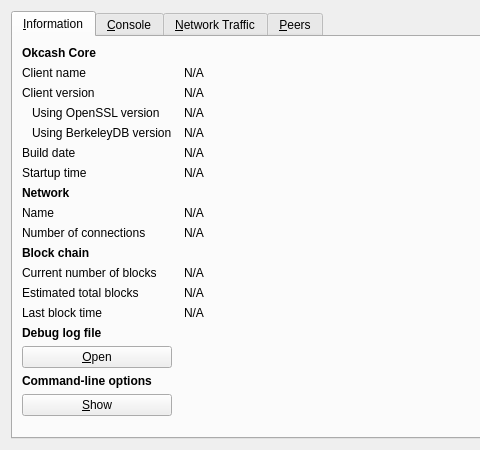
okcashpro/okcash, file src/qt/forms/rpcconsole.ui: the form before one commit; both pictures show x 0 to 480 and y 0 to 450 of the 740 by 450 pixel window.
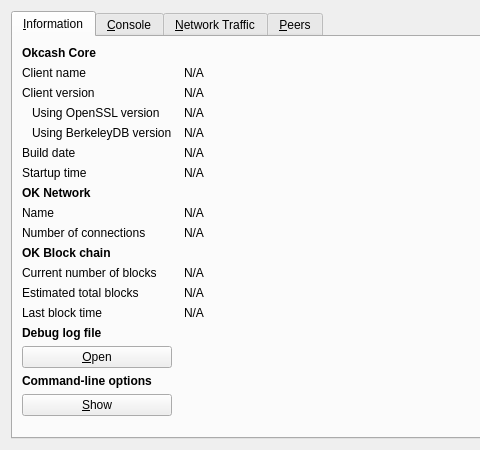
The form after the commit. Icons and pictures are not drawn. Custom widgets are drawn as their Qt base class.

Commit message: desc up/ lblfix

```diff
--- a/src/qt/forms/rpcconsole.ui
+++ b/src/qt/forms/rpcconsole.ui
@@ -193,7 +193,7 @@
           </font>
          </property>
          <property name="text">
-          <string>Network</string>
+          <string>OK Network</string>
          </property>
         </widget>
        </item>
@@ -252,7 +252,7 @@
           </font>
          </property>
          <property name="text">
-          <string>Block chain</string>
+          <string>OK Block chain</string>
          </property>
         </widget>
        </item>
```
Left out of the diff: 6 changed lines with no effect on the pictures.
